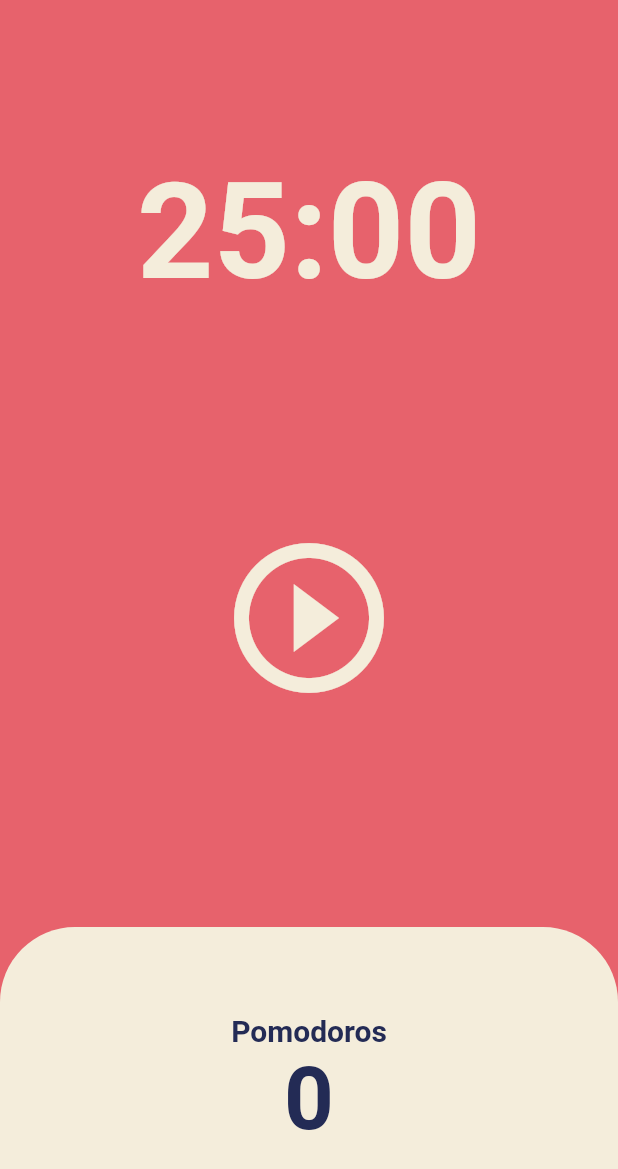
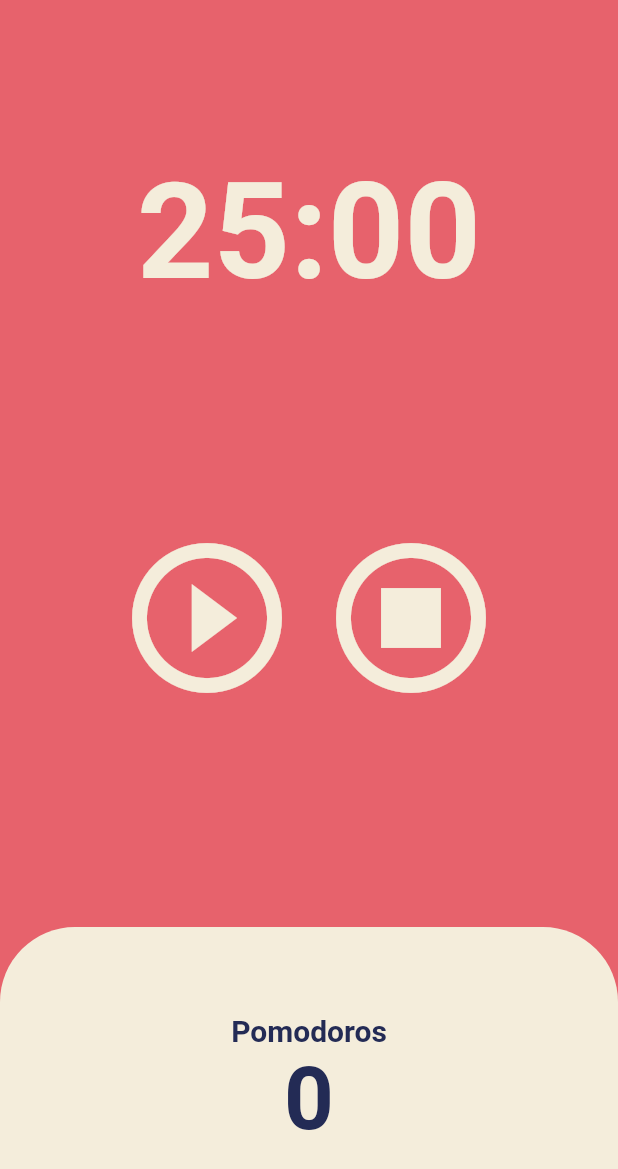
Before and after one commit to Qandi430/pomodoro_flutter, a Flutter app: the screen it shows after launch, on a phone screen of 412 x 824 dp. Shown: the top 1169 px of the screen. Run offline on Flutter 3.47's test engine with Material 2 defaults, Android fonts, the phone set to English and light mode, and no system bars.

Commit message:
create stop button

```diff
--- a/lib/screens/home_screen.dart
+++ b/lib/screens/home_screen.dart
@@ -49,6 +49,14 @@ class _HomeScreenState extends State<HomeScreen> {
     });
   }
 
+  void onStopPressed() {
+    timer.cancel(); //타이머 종료
+    setState(() {
+      isRunning = false;
+      totalSeconds = twentyFiveMinutes;
+    });
+  }
+
   String format(int seconds) {
     var duration = Duration(seconds: seconds);
     return duration.toString().split(".").first.substring(2);
@@ -77,7 +85,10 @@ class _HomeScreenState extends State<HomeScreen> {
           Flexible(
             flex: 2, //default = 1 2는 1의 2배
             child: Center(
-              child: IconButton(
+              child: Row(
+                mainAxisAlignment: MainAxisAlignment.center,
+                children: [
+                  IconButton(
                     iconSize: 120,
                     color: Theme.of(context).cardColor,
                     onPressed:
@@ -85,6 +96,14 @@ class _HomeScreenState extends State<HomeScreen> {
                     icon: Icon(isRunning
                         ? Icons.pause_circle_outline
                         : Icons.play_circle_outline),
+                  ),
+                  IconButton(
+                    iconSize: 120,
+                    color: Theme.of(context).cardColor,
+                    onPressed: onStopPressed, //3항연산자로 조절
+                    icon: const Icon(Icons.stop_circle_outlined),
+                  ),
+                ],
               ),
             ),
           ),
```
Lines whose indentation alone changed are shown as unchanged.
